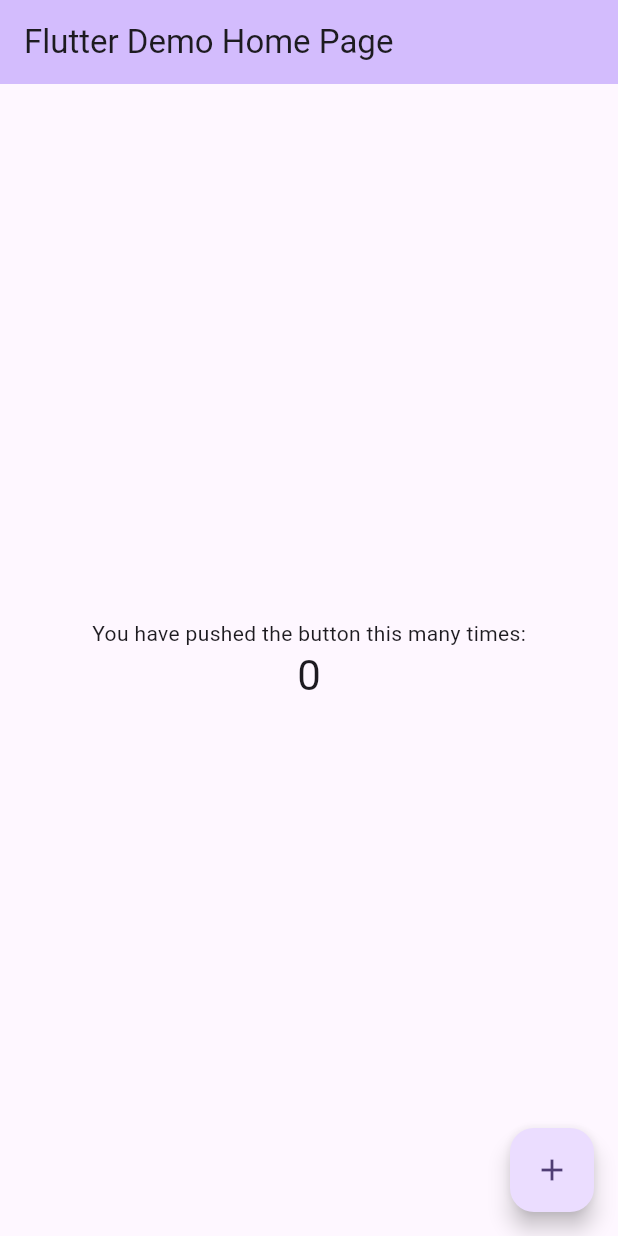
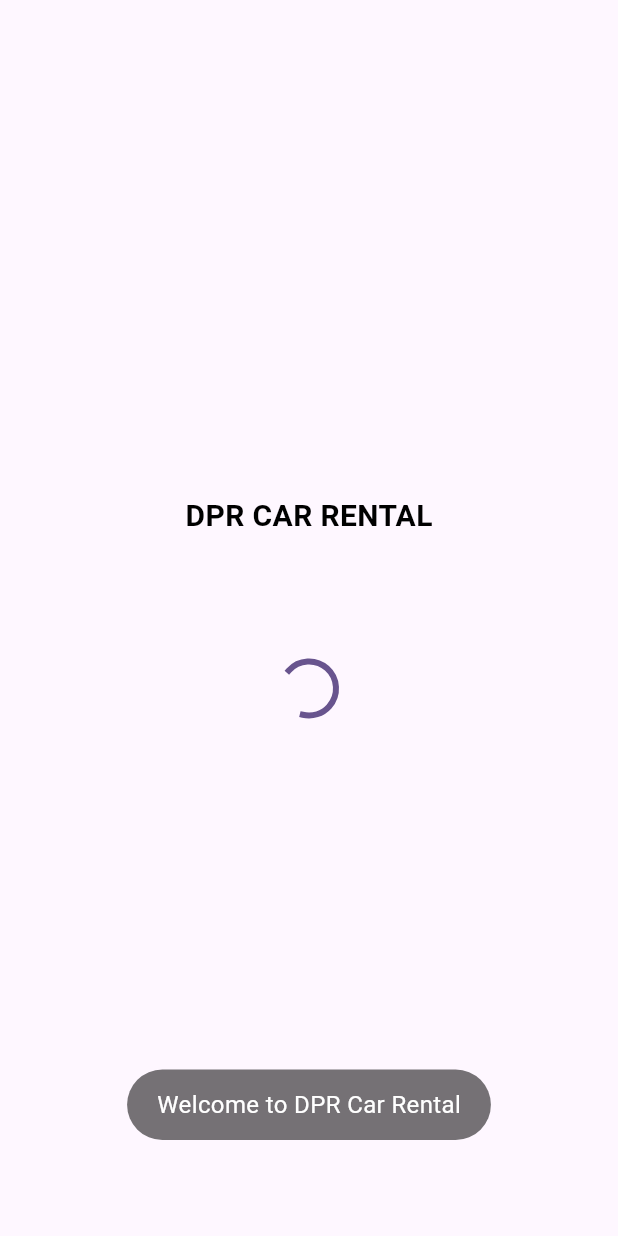
Before and after one commit to WenDEVLIFE/dpr_car_rentals, a Flutter app: the screen it shows after launch, on a phone screen of 412 x 824 dp. Run offline on Flutter 3.47's test engine with Material 3 defaults, Android fonts, the phone set to English and light mode, and no system bars; our stand-ins replace firebase_core, flutter_dotenv, fluttertoast; accounts and stored records are empty; Roboto replaces fonts that are missing (Poppins).

Commit message:
Added CustomText.dart and implement on the SplashScreen.dart

```diff
--- a/lib/main.dart
+++ b/lib/main.dart
@@ -1,4 +1,5 @@
 import 'package:dpr_car_rentals/src/services/FirebaseService.dart';
+import 'package:dpr_car_rentals/src/views/SplashScreen.dart';
 import 'package:flutter/material.dart';
 import 'package:flutter_dotenv/flutter_dotenv.dart';
 
@@ -22,111 +23,11 @@
   Widget build(BuildContext context) {
     return MaterialApp(
       title: 'Flutter Demo',
+      debugShowCheckedModeBanner: false,
       theme: ThemeData(
-        // This is the theme of your application.
-        //
-        // TRY THIS: Try running your application with "flutter run". You'll see
-        // the application has a purple toolbar. Then, without quitting the app,
-        // try changing the seedColor in the colorScheme below to Colors.green
-        // and then invoke "hot reload" (save your changes or press the "hot
-        // reload" button in a Flutter-supported IDE, or press "r" if you used
-        // the command line to start the app).
-        //
-        // Notice that the counter didn't reset back to zero; the application
-        // state is not lost during the reload. To reset the state, use hot
-        // restart instead.
-        //
-        // This works for code too, not just values: Most code changes can be
-        // tested with just a hot reload.
         colorScheme: ColorScheme.fromSeed(seedColor: Colors.deepPurple),
       ),
-      home: const MyHomePage(title: 'Flutter Demo Home Page'),
+      home: const Splashscreen(),
     );
   }
 }
-
-class MyHomePage extends StatefulWidget {
-  const MyHomePage({super.key, required this.title});
-
-  // This widget is the home page of your application. It is stateful, meaning
-  // that it has a State object (defined below) that contains fields that affect
-  // how it looks.
-
-  // This class is the configuration for the state. It holds the values (in this
-  // case the title) provided by the parent (in this case the App widget) and
-  // used by the build method of the State. Fields in a Widget subclass are
-  // always marked "final".
-
-  final String title;
-
-  @override
-  State<MyHomePage> createState() => _MyHomePageState();
-}
-
-class _MyHomePageState extends State<MyHomePage> {
-  int _counter = 0;
-
-  void _incrementCounter() {
-    setState(() {
-      // This call to setState tells the Flutter framework that something has
-      // changed in this State, which causes it to rerun the build method below
-      // so that the display can reflect the updated values. If we changed
-      // _counter without calling setState(), then the build method would not be
-      // called again, and so nothing would appear to happen.
-      _counter++;
-    });
-  }
-
-  @override
-  Widget build(BuildContext context) {
-    // This method is rerun every time setState is called, for instance as done
-    // by the _incrementCounter method above.
-    //
-    // The Flutter framework has been optimized to make rerunning build methods
-    // fast, so that you can just rebuild anything that needs updating rather
-    // than having to individually change instances of widgets.
-    return Scaffold(
-      appBar: AppBar(
-        // TRY THIS: Try changing the color here to a specific color (to
-        // Colors.amber, perhaps?) and trigger a hot reload to see the AppBar
-        // change color while the other colors stay the same.
-        backgroundColor: Theme.of(context).colorScheme.inversePrimary,
-        // Here we take the value from the MyHomePage object that was created by
-        // the App.build method, and use it to set our appbar title.
-        title: Text(widget.title),
-      ),
-      body: Center(
-        // Center is a layout widget. It takes a single child and positions it
-        // in the middle of the parent.
-        child: Column(
-          // Column is also a layout widget. It takes a list of children and
-          // arranges them vertically. By default, it sizes itself to fit its
-          // children horizontally, and tries to be as tall as its parent.
-          //
-          // Column has various properties to control how it sizes itself and
-          // how it positions its children. Here we use mainAxisAlignment to
-          // center the children vertically; the main axis here is the vertical
-          // axis because Columns are vertical (the cross axis would be
-          // horizontal).
-          //
-          // TRY THIS: Invoke "debug painting" (choose the "Toggle Debug Paint"
-          // action in the IDE, or press "p" in the console), to see the
-          // wireframe for each widget.
-          mainAxisAlignment: MainAxisAlignment.center,
-          children: <Widget>[
-            const Text('You have pushed the button this many times:'),
-            Text(
-              '$_counter',
-              style: Theme.of(context).textTheme.headlineMedium,
-            ),
-          ],
-        ),
-      ),
-      floatingActionButton: FloatingActionButton(
-        onPressed: _incrementCounter,
-        tooltip: 'Increment',
-        child: const Icon(Icons.add),
-      ), // This trailing comma makes auto-formatting nicer for build methods.
-    );
-  }
-}
--- a/lib/src/services/FirebaseService.dart
+++ b/lib/src/services/FirebaseService.dart
@@ -2,6 +2,7 @@ import 'dart:io';
 
 import 'package:firebase_core/firebase_core.dart';
 import 'package:flutter_dotenv/flutter_dotenv.dart';
+import 'package:fluttertoast/fluttertoast.dart';
 
 class FirebaseService {
   static Future<void> run() async {
@@ -19,8 +20,18 @@ class FirebaseService {
 
     if (Firebase.apps.isEmpty) {
       print('Firebase is not initialized');
+      Fluttertoast.showToast(
+        msg: "Firebase is not initialized",
+        toastLength: Toast.LENGTH_LONG,
+        gravity: ToastGravity.BOTTOM,
+      );
     } else {
       print('Firebase is initialized successfully');
+      Fluttertoast.showToast(
+        msg: "Firebase is initialized successfully",
+        toastLength: Toast.LENGTH_LONG,
+        gravity: ToastGravity.BOTTOM,
+      );
     }
   }
 }
--- a/lib/src/views/SplashScreen.dart
+++ b/lib/src/views/SplashScreen.dart
@@ -0,0 +1,69 @@
+import 'package:dpr_car_rentals/src/widget/CustomText.dart';
+import 'package:flutter/cupertino.dart';
+import 'package:flutter/material.dart';
+import 'package:fluttertoast/fluttertoast.dart';
+
+class Splashscreen extends StatefulWidget {
+  const Splashscreen({super.key});
+
+  @override
+  State<Splashscreen> createState() => _SplashscreenState();
+}
+
+class _SplashscreenState extends State<Splashscreen> {
+
+  bool isLoading = true;
+
+  @override
+  void initState() {
+    super.initState();
+
+    Future.delayed(Duration(seconds: 3), () {
+      setState(() {
+        isLoading = false;
+        Fluttertoast.showToast(
+          msg: "Welcome to DPR Car Rental",
+          toastLength: Toast.LENGTH_SHORT,
+          gravity: ToastGravity.BOTTOM,
+          timeInSecForIosWeb: 1,
+          backgroundColor: Colors.black54,
+          textColor: Colors.white,
+          fontSize: 16.0
+        );
+      });
+      // Navigate to the next screen or perform any other action
+
+      Navigator.pushReplacement(context, MaterialPageRoute(builder: (context) => Splashscreen()));
+    });
+  }
+
+
+  @override
+  Widget build(BuildContext context) {
+    double screenWidth = MediaQuery.of(context).size.width;
+    double screenHeight = MediaQuery.of(context).size.height;
+    return Scaffold(
+      body: Center(
+        child: Column(
+          mainAxisAlignment: MainAxisAlignment.center,
+          children:  [
+            SizedBox(height: screenHeight * 0.4),
+            CustomText(text: 'DPR CAR RENTAL', size: 20, color: Colors.black, fontFamily: 'Poppins', weight: FontWeight.w700),
+            Expanded(
+              child: SafeArea(
+                child: Column(
+                  children: [
+                    SizedBox(height: screenHeight * 0.1),
+                    isLoading
+                        ? CircularProgressIndicator()
+                        : Icon(Icons.check, color: Colors.green, size: 50),
+                  ],
+                )
+              ),
+            ),
+          ],
+        ),
+      ),
+    );
+  }
+}
--- /dev/null
+++ b/lib/src/widget/CustomText.dart
@@ -0,0 +1,31 @@
+import 'package:flutter/cupertino.dart';
+
+class CustomText extends StatelessWidget {
+  final String text;
+  final double size;
+  final Color color;
+  final String fontFamily;
+  final FontWeight weight;
+
+  const CustomText({
+    super.key,
+    required this.text,
+    required this.size,
+    required this.color,
+    required this.fontFamily,
+    required this.weight,
+  });
+
+  @override
+  Widget build(BuildContext context) {
+    return Text(
+      text,
+      style: TextStyle(
+        fontSize: size,
+        color: color,
+        fontWeight: weight,
+        fontFamily: fontFamily,
+      ),
+    );
+  }
+}
```
